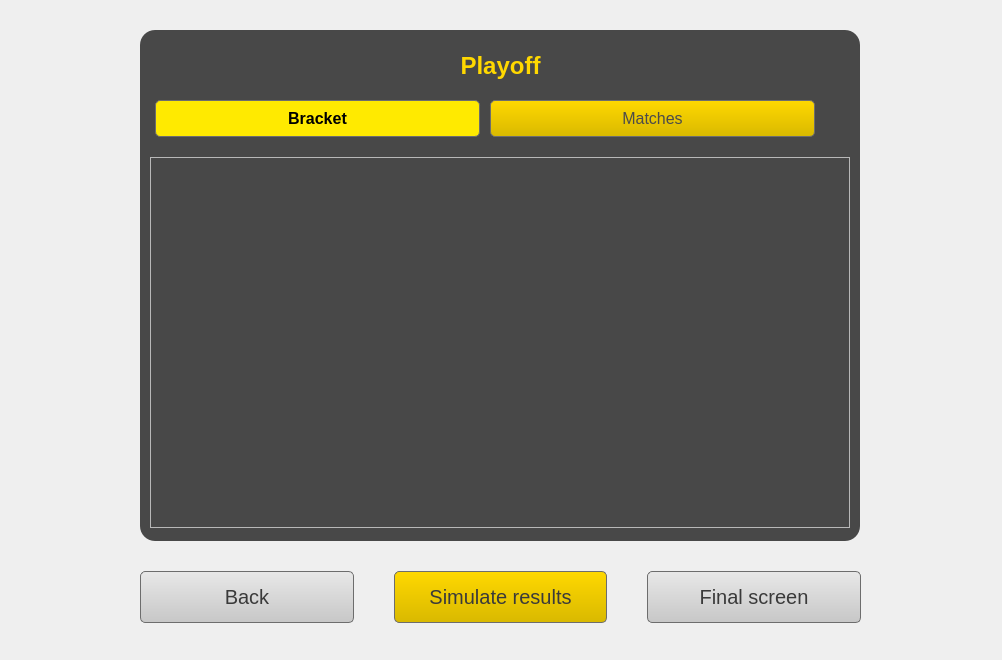
First picture: the form in sources/FootballEditor16/GUIApp/europlayoffwindow.ui, repository vaddya/FootballEditor16, before the edit.
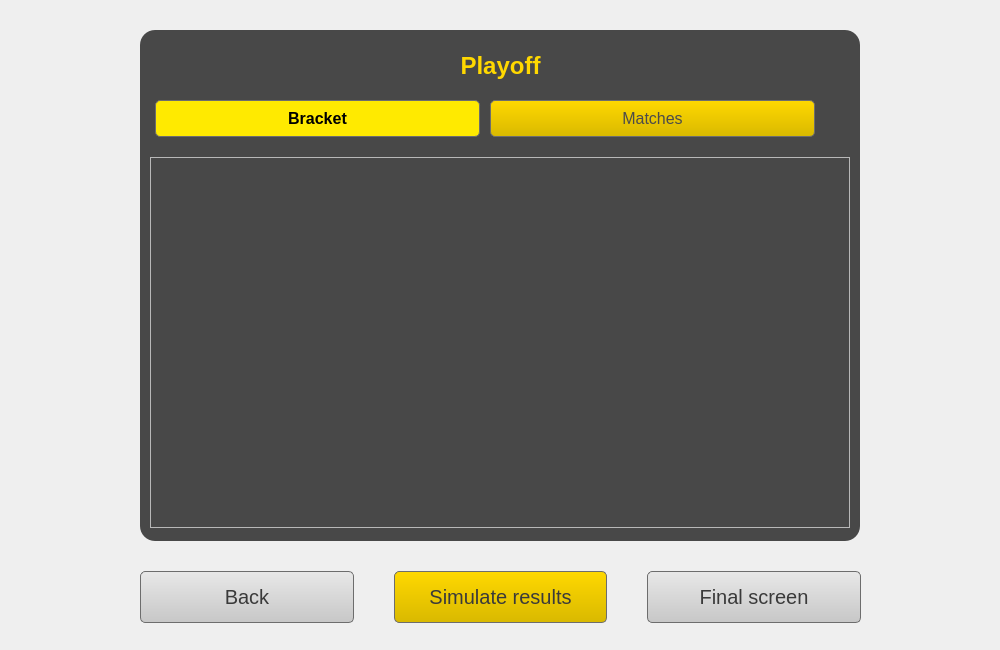
Second picture: the form after the edit. Icons and pictures are not drawn.

What changed in the file:
```diff
--- a/sources/FootballEditor16/GUIApp/europlayoffwindow.ui
+++ b/sources/FootballEditor16/GUIApp/europlayoffwindow.ui
@@ -6,8 +6,8 @@
    <rect>
     <x>0</x>
     <y>0</y>
-    <width>1002</width>
-    <height>660</height>
+    <width>1000</width>
+    <height>650</height>
    </rect>
   </property>
   <property name="windowTitle">
```
